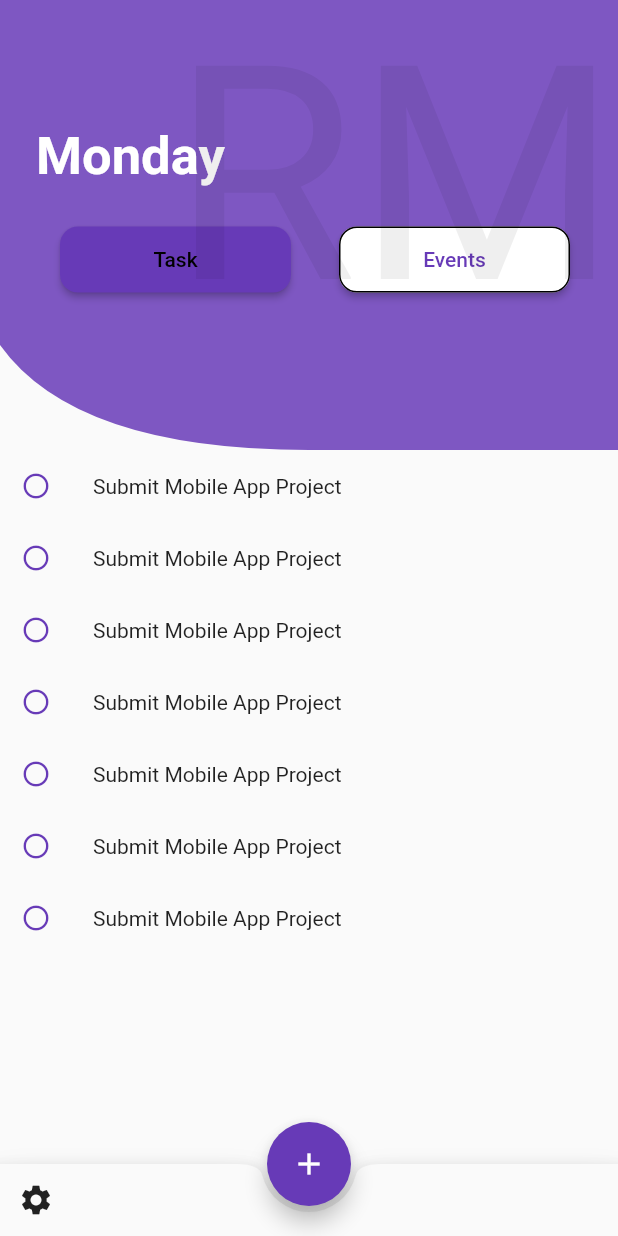
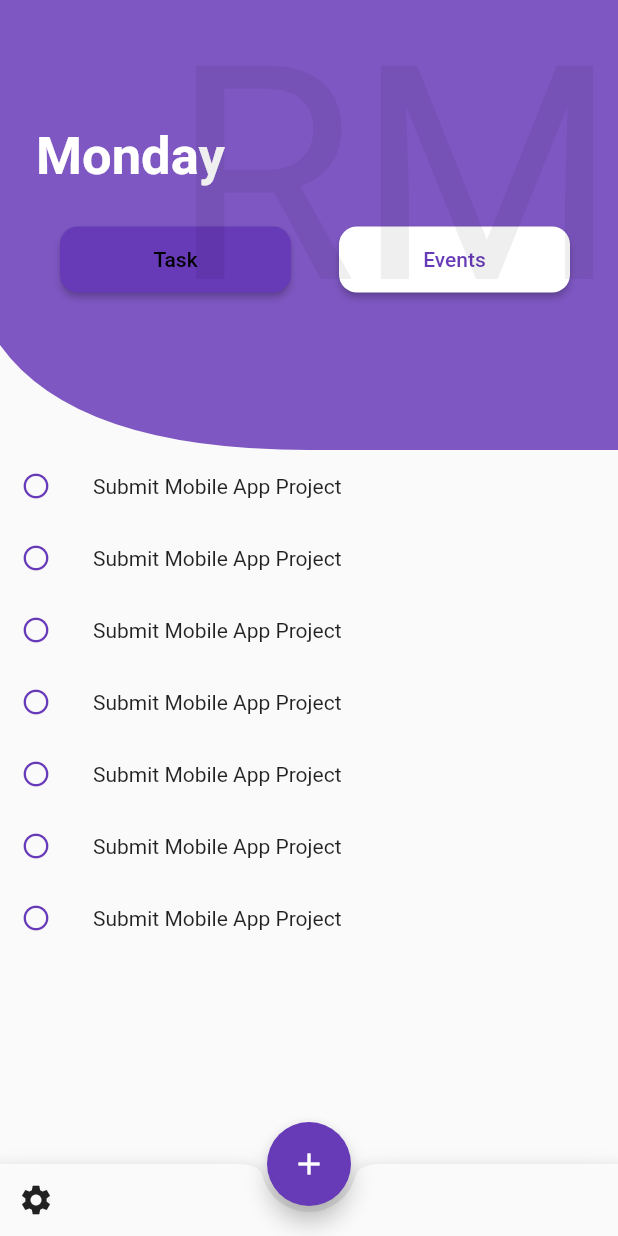
Before and after one commit to marvin14/projectRemindME, a Flutter app: the screen it shows after launch, on a phone screen of 412 x 824 dp. Run offline on Flutter 3.47's test engine with Material 2 defaults, Android fonts, the phone set to English and light mode, and no system bars.

```diff
--- a/lib/main.dart
+++ b/lib/main.dart
@@ -4,6 +4,8 @@ import 'package:project/pages/add_event_page.dart';
 import 'package:project/pages/add_task_page.dart';
 import 'package:project/pages/event_page.dart';
 import 'package:project/pages/task_page.dart';
+import 'package:project/widgets/custom_button.dart';
+
 void main() => runApp(MyApp());
 
 class MyApp extends StatelessWidget {
@@ -11,12 +13,16 @@ class MyApp extends StatelessWidget {
   @override
   Widget build(BuildContext context) {
     return MaterialApp(
-      title: 'Flutter Demo',
+      title: 'RemindMe',
       theme: ThemeData(
 
         primarySwatch: Colors.deepPurple
       ),
-      home: MyHomePage(title: 'Flutter Demo Home Page'),
+      home: MyHomePage(title: 'RemindMe'),
+      routes: <String,WidgetBuilder>{
+        "/taskPage":(BuildContext context)=>TaskPage(),
+        "/eventPage":(BuildContext context)=>EventPage()
+      }
     );
   }
 }
@@ -89,89 +95,88 @@ class _MyHomePageState extends State<MyHomePage> {
         }
 
   Widget _mainContext(BuildContext context) {
+    var children2 = <Widget>[
+               SizedBox(height: 60),
+               Padding(
+                 padding:const EdgeInsets.all(24.0),
 
+
+               child:Text("Monday",
+
+               style: TextStyle(fontSize: 35 ,
+               fontWeight: FontWeight.bold,
+               color: Colors.white,
+            )),
+
+               ),
+
+
+            Row (
+                children: <Widget>[
+                Padding(padding: EdgeInsets.all(20.0),),
+                 Expanded(
+
+                       child: CustomButton(
+                          onPressed: (){
+                            Navigator.of(context).pushNamed("taskPage");
+                         _pageController.previousPage(
+                           duration:Duration(milliseconds: 500),
+                           curve:Curves.bounceInOut);
+                       },
+                      buttonText: "Task",
+
+                       color:
+                       currentPage < 0.5 ? Theme.of(context).accentColor:Colors.white,
+                       textColor:
+                        currentPage <0.5? Colors.black: Theme.of(context).accentColor,
+
+                   ),
+                     ),
+
+                 SizedBox(
+                   width: 32,
+                 ),
+
+                  Expanded(
+                     child: CustomButton(
+                         onPressed: (){
+                            Navigator.of(context).pushNamed("eventPage");
+                           _pageController.nextPage(
+                           duration:Duration(milliseconds: 500),
+                           curve:Curves.bounceInOut);
+                         },
+                     buttonText: "Events",
+
+                     color:
+                     currentPage > 0.5 ? Theme.of(context).accentColor:Colors.white,
+                     textColor:
+                        currentPage >0.5? Colors.black: Theme.of(context).accentColor,
+
+
+
+                    ),
+                    ),
+                SizedBox(
+                    width:32 ,)
+               ],
+               ),
+               ];
     return Column(
         children: <Widget>[
 
         ClipPath (
           clipper: Myclipper(),
            child: Container(
-
              child: Column(
                crossAxisAlignment: CrossAxisAlignment.start,
-               children: <Widget>[
-               SizedBox(height: 60),
-               Padding(
-                 padding:const EdgeInsets.all(24.0),
-               child:Text("Monday",
-
-               style: TextStyle(fontSize: 35 ,
-               fontWeight: FontWeight.bold,
-               color: Colors.white,
+               children: children2,
                ),
-               ),
-               ),
-
-              Row (
-                 children: <Widget>[
-                Padding(padding: EdgeInsets.all(20.0),),
-                 Expanded(
-
-
-                       child: MaterialButton(
-                       shape: RoundedRectangleBorder(
-                       borderRadius: BorderRadius.circular(12.0)),
-                       color:
-                       currentPage < 0.5 ? Theme.of(context).accentColor:Colors.white,
-                       textColor:
-                        currentPage <0.5? Colors.black: Theme.of(context).accentColor,
-
-                       padding: const EdgeInsets.all(14.0),
-                       child: Text("Task"),
-                       onPressed: (){
-                         _pageController.previousPage(
-                           duration:Duration(milliseconds: 500),
-                           curve:Curves.bounceInOut);
-
-                       },
-                   ),
-                     ),
-
-
-                 SizedBox(
-                   width: 32,
-                 ),
-
-                  Expanded(
-                     child: MaterialButton(
-                     shape: RoundedRectangleBorder(
-                    side: BorderSide(),
-                     borderRadius: BorderRadius.circular(12.0)),
-                     color:
-                    currentPage > 0.5 ? Theme.of(context).accentColor:Colors.white,
-                       textColor:
-                        currentPage >0.5? Colors.black: Theme.of(context).accentColor,
-                     padding: const EdgeInsets.all(14.0),
-                     child: Text("Events",),
-                     onPressed: (){
-                      _pageController.nextPage(
-                           duration:Duration(milliseconds: 500),
-                           curve:Curves.bounceInOut);
-                     },
-                 ),
-                  ),
-                  SizedBox(
-                    width:32 ,)
-               ],
-               ),
-             ],
-             ),
 
             height:300 ,
             decoration: BoxDecoration(
-              color:Colors.deepPurple[400] ),
+            color:Colors.deepPurple[400] ),
               ),
-        ),
+                ),
 
         Expanded(
         child: PageView(
--- /dev/null
+++ b/lib/widgets/custom_button.dart
@@ -0,0 +1,30 @@
+import 'package:flutter/material.dart';
+
+class CustomButton extends StatelessWidget {
+  final VoidCallback onPressed;
+  final String buttonText;
+  final Color color;
+  final Color textColor;
+  final Color borderColor;
+
+  CustomButton(
+      {@required this.onPressed,
+      @required this.buttonText,
+      this.color,
+      this.textColor,
+      this.borderColor = Colors.transparent});
+
+  @override
+  Widget build(BuildContext context) {
+    return MaterialButton(
+      onPressed: onPressed,
+      shape: RoundedRectangleBorder(
+          side: BorderSide(color: borderColor),
+          borderRadius: BorderRadius.circular(12)),
+      color: color,
+      textColor: textColor,
+      padding: const EdgeInsets.all(14.0),
+      child: Text(buttonText),
+    );
+  }
+}
```
Also changed, not shown: lib/pages/splashScreen.dart (added), 7 other files.
